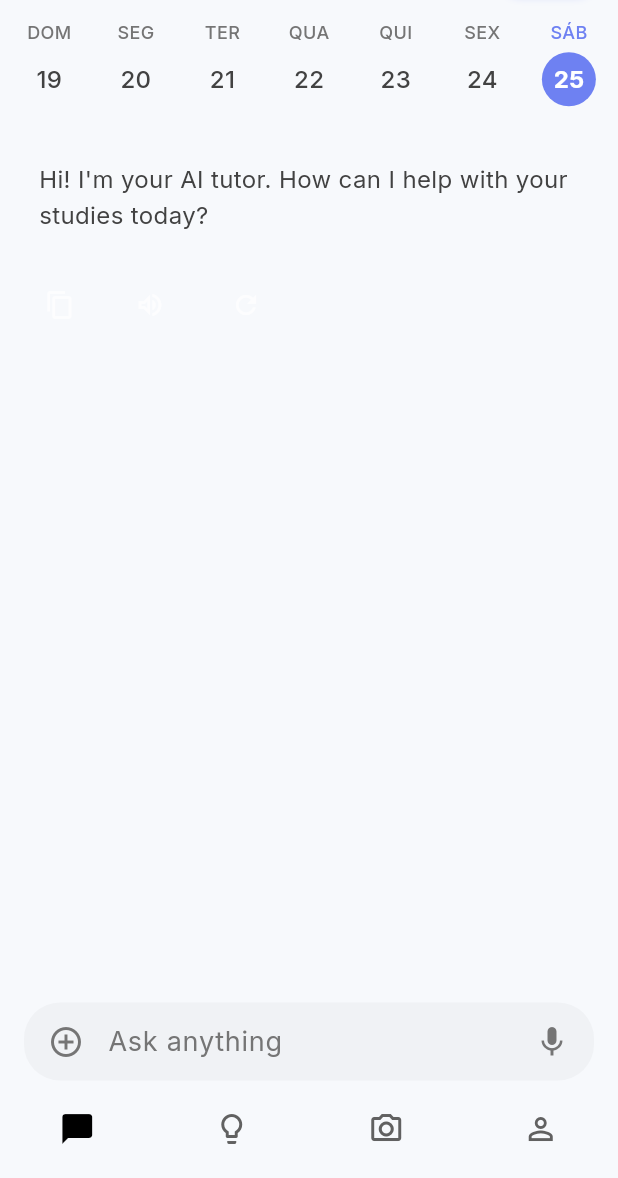
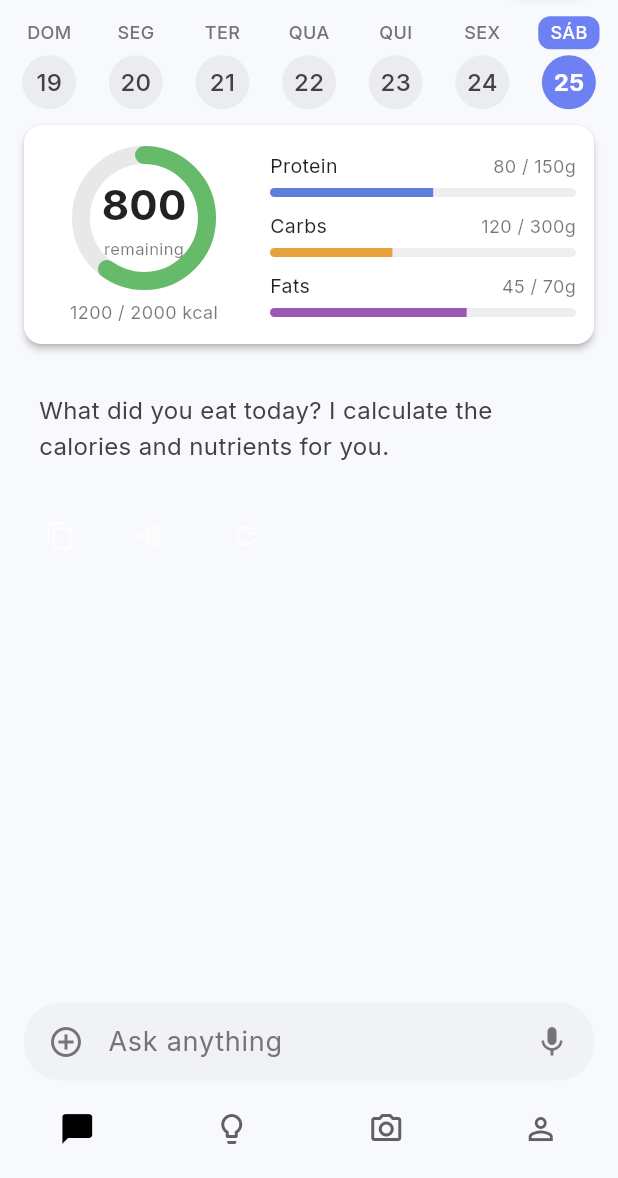
Before and after one commit to fabiano-araujo/nutro_ai, a Flutter app: the screen it shows after launch, on a phone screen of 412 x 824 dp, the part 58-1236 px from its top. Run offline on Flutter 3.47's test engine with Material 3 defaults, Android fonts, the phone set to English and light mode, and no system bars; our stand-ins replace assets_audio_player, camera, file_picker, fl_chart, flutter_secure_storage, flutter_tts and 14 more; missing offline and left inert: dart:html, flutter_inappwebview, flutter_math_fork, google_mlkit_text_recognition, in_app_purchase_android, record and 3 more; accounts and stored records are empty.

Commit message:
calendaar pronto

```diff
--- a/lib/i18n/translations/de_de_translations.dart
+++ b/lib/i18n/translations/de_de_translations.dart
@@ -204,16 +204,17 @@ final Map<String, String> deDETranslations = {
 
   // Chat-Bildschirm (KI-Tutor)
   'ai_tutor_welcome':
-      'Hallo! Ich bin dein KI-Tutor. Wie kann ich dir heute bei deinem Studium helfen?\n\nIch kann Konzepte erklären, bei Übungen helfen oder Fragen zu jedem Fach beantworten.',
+      'Was hast du heute gegessen? Ich berechne die Kalorien und Nährstoffe für dich.',
   'ai_tutor_short_welcome':
-      'Hallo! Ich bin dein KI-Tutor. Wie kann ich dir heute bei deinem Studium helfen?',
+      'Was hast du heute gegessen? Ich berechne die Kalorien und Nährstoffe für dich.',
   'ask_question': 'Stelle eine Frage...',
   'reset_conversation': 'Gespräch zurücksetzen?',
   'reset_conversation_message':
       'Dies löscht alle aktuellen Nachrichten und startet ein neues Gespräch.',
   'restart': 'Neu starten',
   'reset_conversation_tooltip': 'Gespräch zurücksetzen',
-  'start_question': 'Beginne mit einer Frage!',
+  'start_question': 'Was hast du heute gegessen?',
+  'start_question_subtitle': 'Ich berechne die Kalorien und Nährstoffe für dich.',
   'you': 'Du',
   'thinking': 'Denke nach...',
   'copy_response': 'Antwort kopieren',
--- a/lib/i18n/translations/en_us_translations.dart
+++ b/lib/i18n/translations/en_us_translations.dart
@@ -229,16 +229,17 @@ final Map<String, String> enUSTranslations = {
   // Chat screen (AI Tutor)
   'ai_tutor': 'AI Tutor',
   'ai_tutor_welcome':
-      'Hello! I\'m your AI tutor. How can I help with your studies today?\n\nI can explain concepts, help with exercises, or answer questions about any subject.',
+      'What did you eat today? I calculate the calories and nutrients for you.',
   'ai_tutor_short_welcome':
-      'Hi! I\'m your AI tutor. How can I help with your studies today?',
+      'What did you eat today? I calculate the calories and nutrients for you.',
   'ask_question': 'Ask a question...',
   'reset_conversation': 'Reset conversation?',
   'reset_conversation_message':
       'This will delete all current messages and start a new conversation.',
   'restart': 'Restart',
   'reset_conversation_tooltip': 'Reset conversation',
-  'start_question': 'Start by asking a question!',
+  'start_question': 'What did you eat today?',
+  'start_question_subtitle': 'I calculate the calories and nutrients for you.',
   'you': 'You',
   'thinking': 'Thinking...',
   'copy_response': 'Copy response',
--- a/lib/i18n/translations/es_es_translations.dart
+++ b/lib/i18n/translations/es_es_translations.dart
@@ -204,16 +204,17 @@ final Map<String, String> esESTranslations = {
 
   // Pantalla de chat (Tutor IA)
   'ai_tutor_welcome':
-      '¡Hola! Soy tu tutor de IA. ¿Cómo puedo ayudarte con tus estudios hoy?\n\nPuedo explicar conceptos, ayudar con ejercicios o responder preguntas sobre cualquier materia.',
+      '¿Qué comiste hoy? Yo calculo las calorías y los nutrientes para ti.',
   'ai_tutor_short_welcome':
-      '¡Hola! Soy tu tutor de IA. ¿Cómo puedo ayudarte con tus estudios hoy?',
+      '¿Qué comiste hoy? Yo calculo las calorías y los nutrientes para ti.',
   'ask_question': 'Haz una pregunta...',
   'reset_conversation': '¿Reiniciar conversación?',
   'reset_conversation_message':
       'Esto borrará todos los mensajes actuales e iniciará una nueva conversación.',
   'restart': 'Reiniciar',
   'reset_conversation_tooltip': 'Reiniciar conversación',
-  'start_question': '¡Comienza haciendo una pregunta!',
+  'start_question': '¿Qué comiste hoy?',
+  'start_question_subtitle': 'Yo calculo las calorías y los nutrientes para ti.',
   'you': 'Tú',
   'thinking': 'Pensando...',
   'copy_response': 'Copiar respuesta',
--- a/lib/i18n/translations/fr_fr_translations.dart
+++ b/lib/i18n/translations/fr_fr_translations.dart
@@ -177,16 +177,17 @@ final Map<String, String> frFRTranslations = {
 
   // Écran de chat (Tuteur IA)
   'ai_tutor_welcome':
-      'Bonjour ! Je suis votre tuteur IA. Comment puis-je vous aider dans vos études aujourd\'hui ?\n\nJe peux expliquer des concepts, aider avec des exercices ou répondre à des questions sur n\'importe quel sujet.',
+      'Qu\'avez-vous mangé aujourd\'hui ? Je calcule les calories et les nutriments pour vous.',
   'ai_tutor_short_welcome':
-      'Bonjour ! Je suis votre tuteur IA. Comment puis-je vous aider dans vos études aujourd\'hui ?',
+      'Qu\'avez-vous mangé aujourd\'hui ? Je calcule les calories et les nutriments pour vous.',
   'ask_question': 'Posez une question...',
   'reset_conversation': 'Réinitialiser la conversation ?',
   'reset_conversation_message':
       'Cela supprimera tous les messages actuels et démarrera une nouvelle conversation.',
   'restart': 'Redémarrer',
   'reset_conversation_tooltip': 'Réinitialiser la conversation',
-  'start_question': 'Commencez par poser une question !',
+  'start_question': 'Qu\'avez-vous mangé aujourd\'hui ?',
+  'start_question_subtitle': 'Je calcule les calories et les nutriments pour vous.',
   'you': 'Vous',
   'thinking': 'Réflexion...',
   'copy_response': 'Copier la réponse',
--- a/lib/i18n/translations/it_it_translations.dart
+++ b/lib/i18n/translations/it_it_translations.dart
@@ -174,16 +174,17 @@ final Map<String, String> itITTranslations = {
 
   // Schermata chat (Tutor IA)
   'ai_tutor_welcome':
-      'Ciao! Sono il tuo tutor IA. Come posso aiutarti con i tuoi studi oggi?\n\nPosso spiegare concetti, aiutare con gli esercizi o rispondere a domande su qualsiasi materia.',
+      'Cosa hai mangiato oggi? Calcolo le calorie e i nutrienti per te.',
   'ai_tutor_short_welcome':
-      'Ciao! Sono il tuo tutor IA. Come posso aiutarti con i tuoi studi oggi?',
+      'Cosa hai mangiato oggi? Calcolo le calorie e i nutrienti per te.',
   'ask_question': 'Fai una domanda...',
   'reset_conversation': 'Resettare la conversazione?',
   'reset_conversation_message':
       'Questo eliminerà tutti i messaggi attuali e inizierà una nuova conversazione.',
   'restart': 'Riavvia',
   'reset_conversation_tooltip': 'Resetta conversazione',
-  'start_question': 'Inizia facendo una domanda!',
+  'start_question': 'Cosa hai mangiato oggi?',
+  'start_question_subtitle': 'Calcolo le calorie e i nutrienti per te.',
   'you': 'Tu',
   'thinking': 'Pensando...',
   'copy_response': 'Copia risposta',
--- a/lib/i18n/translations/pt_br_translations.dart
+++ b/lib/i18n/translations/pt_br_translations.dart
@@ -236,16 +236,17 @@ final Map<String, String> ptBRTranslations = {
   // Tela de chat (IA Tutor)
   'ai_tutor': 'Assistente de Estudos',
   'ai_tutor_welcome':
-      'Olá! Eu sou seu tutor de IA. Como posso ajudar com seus estudos hoje?\n\nPosso explicar conceitos, ajudar com exercícios, ou responder perguntas sobre qualquer matéria.',
+      'O que você comeu hoje? Eu calculo as calorias e os nutrientes para você.',
   'ai_tutor_short_welcome':
-      'Olá! Sou seu tutor de IA. Como posso ajudar com seus estudos hoje?',
+      'O que você comeu hoje? Eu calculo as calorias e os nutrientes para você.',
   'ask_question': 'Faça uma pergunta...',
   'reset_conversation': 'Reiniciar conversa?',
   'reset_conversation_message':
       'Isso excluirá todas as mensagens atuais e iniciará uma nova conversa.',
   'restart': 'Reiniciar',
   'reset_conversation_tooltip': 'Reiniciar conversa',
-  'start_question': 'Comece fazendo uma pergunta!',
+  'start_question': 'O que você comeu hoje?',
+  'start_question_subtitle': 'Eu calculo as calorias e os nutrientes para você.',
   'you': 'Você',
   'thinking': 'Pensando...',
   'copy_response': 'Copiar resposta',
--- a/lib/screens/ai_tutor_screen.dart
+++ b/lib/screens/ai_tutor_screen.dart
@@ -34,6 +34,7 @@ import '../utils/ai_interaction_helper.dart';
 import 'dart:convert';
 import '../i18n/app_localizations_extension.dart';
 import '../widgets/weekly_calendar.dart';
+import '../widgets/nutrition_card.dart';
 
 // Singleton para gerenciar o estado da tela AITutor em toda a aplicação
 // Este padrão de design é usado para resolver o problema do ciclo de vida
@@ -857,16 +858,40 @@ class AITutorScreenState extends State<AITutorScreen>
                     },
                   ),
 
+                  // Nutrition card (sempre visível)
+                  NutritionCard(),
+
                   // Lista de mensagens
                   Expanded(
                     child: messages.isEmpty
                         ? Center(
-                            child: Text(
-                              appLocalizations.translate('start_question'),
-                              style: AppTheme.bodyMedium.copyWith(
-                                color: isDarkMode
-                                    ? Colors.white70
-                                    : AppTheme.textSecondaryColor,
+                            child: Padding(
+                              padding: EdgeInsets.symmetric(horizontal: 32),
+                              child: Column(
+                                mainAxisAlignment: MainAxisAlignment.center,
+                                children: [
+                                  Text(
+                                    appLocalizations.translate('start_question'),
+                                    style: TextStyle(
+                                      fontSize: 24,
+                                      fontWeight: FontWeight.bold,
+                                      color: isDarkMode
+                                          ? Colors.white
+                                          : AppTheme.textPrimaryColor,
+                                    ),
+                                    textAlign: TextAlign.center,
+                                  ),
+                                  SizedBox(height: 12),
+                                  Text(
+                                    appLocalizations.translate('start_question_subtitle'),
+                                    style: AppTheme.bodyMedium.copyWith(
+                                      color: isDarkMode
+                                          ? Colors.white70
+                                          : AppTheme.textSecondaryColor,
+                                    ),
+                                    textAlign: TextAlign.center,
+                                  ),
+                                ],
                               ),
                             ),
                           )
--- /dev/null
+++ b/lib/widgets/nutrition_card.dart
@@ -0,0 +1,253 @@
+import 'package:flutter/material.dart';
+import 'dart:math' as math;
+
+class NutritionCard extends StatelessWidget {
+  final int caloriesConsumed;
+  final int caloriesGoal;
+  final int proteinConsumed;
+  final int proteinGoal;
+  final int carbsConsumed;
+  final int carbsGoal;
+  final int fatsConsumed;
+  final int fatsGoal;
+
+  const NutritionCard({
+    Key? key,
+    this.caloriesConsumed = 1200,
+    this.caloriesGoal = 2000,
+    this.proteinConsumed = 80,
+    this.proteinGoal = 150,
+    this.carbsConsumed = 120,
+    this.carbsGoal = 300,
+    this.fatsConsumed = 45,
+    this.fatsGoal = 70,
+  }) : super(key: key);
+
+  @override
+  Widget build(BuildContext context) {
+    final isDarkMode = Theme.of(context).brightness == Brightness.dark;
+    final caloriesRemaining = caloriesGoal - caloriesConsumed;
+
+    return Card(
+      margin: EdgeInsets.symmetric(horizontal: 16, vertical: 4),
+      elevation: 2,
+      shape: RoundedRectangleBorder(
+        borderRadius: BorderRadius.circular(12),
+      ),
+      color: isDarkMode ? Color(0xFF2C2C2C) : Colors.white,
+      child: Padding(
+        padding: EdgeInsets.all(12),
+        child: Row(
+          children: [
+            // Lado esquerdo - Calorias
+            Expanded(
+              flex: 2,
+              child: Column(
+                children: [
+                  // Gráfico circular de calorias
+                  SizedBox(
+                    width: 100,
+                    height: 100,
+                    child: CustomPaint(
+                      painter: CalorieCirclePainter(
+                        consumed: caloriesConsumed,
+                        goal: caloriesGoal,
+                        isDarkMode: isDarkMode,
+                      ),
+                      child: Center(
+                        child: Column(
+                          mainAxisAlignment: MainAxisAlignment.center,
+                          children: [
+                            Text(
+                              caloriesRemaining.toString(),
+                              style: TextStyle(
+                                fontSize: 28,
+                                fontWeight: FontWeight.bold,
+                                color: isDarkMode ? Colors.white : Colors.black87,
+                              ),
+                            ),
+                            Text(
+                              'remaining',
+                              style: TextStyle(
+                                fontSize: 11,
+                                color: isDarkMode ? Colors.white60 : Colors.black54,
+                              ),
+                            ),
+                          ],
+                        ),
+                      ),
+                    ),
+                  ),
+                  SizedBox(height: 4),
+                  // Total de calorias
+                  Text(
+                    '$caloriesConsumed / $caloriesGoal kcal',
+                    style: TextStyle(
+                      fontSize: 12,
+                      color: isDarkMode ? Colors.white70 : Colors.black54,
+                    ),
+                  ),
+                ],
+              ),
+            ),
+
+            SizedBox(width: 16),
+
+            // Lado direito - Macros
+            Expanded(
+              flex: 3,
+              child: Column(
+                crossAxisAlignment: CrossAxisAlignment.start,
+                children: [
+                  // Protein
+                  _MacroRow(
+                    label: 'Protein',
+                    consumed: proteinConsumed,
+                    goal: proteinGoal,
+                    unit: 'g',
+                    color: Color(0xFF5B7FDB),
+                    isDarkMode: isDarkMode,
+                  ),
+                  SizedBox(height: 10),
+
+                  // Carbs
+                  _MacroRow(
+                    label: 'Carbs',
+                    consumed: carbsConsumed,
+                    goal: carbsGoal,
+                    unit: 'g',
+                    color: Color(0xFFE6A23C),
+                    isDarkMode: isDarkMode,
+                  ),
+                  SizedBox(height: 10),
+
+                  // Fats
+                  _MacroRow(
+                    label: 'Fats',
+                    consumed: fatsConsumed,
+                    goal: fatsGoal,
+                    unit: 'g',
+                    color: Color(0xFF9B59B6),
+                    isDarkMode: isDarkMode,
+                  ),
+                ],
+              ),
+            ),
+          ],
+        ),
+      ),
+    );
+  }
+}
+
+class _MacroRow extends StatelessWidget {
+  final String label;
+  final int consumed;
+  final int goal;
+  final String unit;
+  final Color color;
+  final bool isDarkMode;
+
+  const _MacroRow({
+    Key? key,
+    required this.label,
+    required this.consumed,
+    required this.goal,
+    required this.unit,
+    required this.color,
+    required this.isDarkMode,
+  }) : super(key: key);
+
+  @override
+  Widget build(BuildContext context) {
+    final progress = (consumed / goal).clamp(0.0, 1.0);
+
+    return Column(
+      crossAxisAlignment: CrossAxisAlignment.start,
+      children: [
+        Row(
+          mainAxisAlignment: MainAxisAlignment.spaceBetween,
+          children: [
+            Text(
+              label,
+              style: TextStyle(
+                fontSize: 13,
+                color: isDarkMode ? Colors.white.withOpacity(0.87) : Colors.black87,
+              ),
+            ),
+            Text(
+              '$consumed / $goal$unit',
+              style: TextStyle(
+                fontSize: 12,
+                color: isDarkMode ? Colors.white60 : Colors.black54,
+              ),
+            ),
+          ],
+        ),
+        SizedBox(height: 4),
+        ClipRRect(
+          borderRadius: BorderRadius.circular(4),
+          child: LinearProgressIndicator(
+            value: progress,
+            backgroundColor: isDarkMode ? Colors.grey[800] : Colors.grey[200],
+            valueColor: AlwaysStoppedAnimation<Color>(color),
+            minHeight: 6,
+          ),
+        ),
+      ],
+    );
+  }
+}
+
+class CalorieCirclePainter extends CustomPainter {
+  final int consumed;
+  final int goal;
+  final bool isDarkMode;
+
+  CalorieCirclePainter({
+    required this.consumed,
+    required this.goal,
+    required this.isDarkMode,
+  });
+
+  @override
+  void paint(Canvas canvas, Size size) {
+    final center = Offset(size.width / 2, size.height / 2);
+    final radius = math.min(size.width, size.height) / 2 - 8;
+    final progress = (consumed / goal).clamp(0.0, 1.0);
+
+    // Background circle (cinza claro)
+    final bgPaint = Paint()
+      ..color = isDarkMode ? Colors.grey[800]! : Color(0xFFE8E8E8)
+      ..style = PaintingStyle.stroke
+      ..strokeWidth = 12
+      ..strokeCap = StrokeCap.round;
+
+    canvas.drawCircle(center, radius, bgPaint);
+
+    // Progress arc (verde)
+    final progressPaint = Paint()
+      ..color = Color(0xFF66BB6A)
+      ..style = PaintingStyle.stroke
+      ..strokeWidth = 12
+      ..strokeCap = StrokeCap.round;
+
+    const startAngle = -math.pi / 2; // Começar no topo
+    final sweepAngle = 2 * math.pi * progress;
+
+    canvas.drawArc(
+      Rect.fromCircle(center: center, radius: radius),
+      startAngle,
+      sweepAngle,
+      false,
+      progressPaint,
+    );
+  }
+
+  @override
+  bool shouldRepaint(CalorieCirclePainter oldDelegate) {
+    return oldDelegate.consumed != consumed ||
+        oldDelegate.goal != goal ||
+        oldDelegate.isDarkMode != isDarkMode;
+  }
+}
--- a/lib/widgets/weekly_calendar.dart
+++ b/lib/widgets/weekly_calendar.dart
@@ -117,16 +117,27 @@ class _WeeklyCalendarState extends State<WeeklyCalendar> {
           mainAxisAlignment: MainAxisAlignment.center,
           children: [
             // Nome do dia da semana
-            Text(
+            Container(
+              padding: EdgeInsets.symmetric(horizontal: 8, vertical: 2),
+              decoration: BoxDecoration(
+                color: isSelected
+                    ? Theme.of(context).primaryColor
+                    : Colors.transparent,
+                borderRadius: BorderRadius.circular(8),
+              ),
+              child: Text(
                 dayName,
                 style: TextStyle(
                   fontSize: 12,
                   fontWeight: FontWeight.w500,
                   color: isSelected
+                      ? Colors.white
+                      : isToday
                           ? Theme.of(context).primaryColor
                           : isDarkMode
                               ? Colors.white70
                               : AppTheme.textSecondaryColor,
+                ),
               ),
             ),
             SizedBox(height: 4),
@@ -137,37 +148,32 @@ class _WeeklyCalendarState extends State<WeeklyCalendar> {
               decoration: BoxDecoration(
                 color: isSelected
                     ? Theme.of(context).primaryColor
-                    : Colors.transparent,
+                    : isDarkMode
+                        ? Colors.white.withAlpha(13)
+                        : Colors.black.withAlpha(13),
                 shape: BoxShape.circle,
+                // Borda para o dia atual
+                border: isToday && !isSelected
+                    ? Border.all(
+                        color: Theme.of(context).primaryColor,
+                        width: 2.5,
+                      )
+                    : null,
               ),
               alignment: Alignment.center,
-              child: Column(
-                mainAxisAlignment: MainAxisAlignment.center,
-                children: [
-                  Text(
+              child: Text(
                 dayNumber,
                 style: TextStyle(
                   fontSize: 16,
-                      fontWeight: isSelected ? FontWeight.bold : FontWeight.w500,
+                  fontWeight: isSelected || isToday ? FontWeight.bold : FontWeight.w500,
                   color: isSelected
                       ? Colors.white
+                      : isToday
+                          ? Theme.of(context).primaryColor
                           : isDarkMode
                               ? Colors.white
                               : AppTheme.textPrimaryColor,
                 ),
-                  ),
-                  // Indicador de hoje (ponto amarelo)
-                  if (isToday && !isSelected)
-                    Container(
-                      margin: EdgeInsets.only(top: 2),
-                      width: 4,
-                      height: 4,
-                      decoration: BoxDecoration(
-                        color: Colors.amber,
-                        shape: BoxShape.circle,
-                      ),
-                    ),
-                ],
               ),
             ),
           ],
```
Lines whose indentation alone changed are shown as unchanged.
